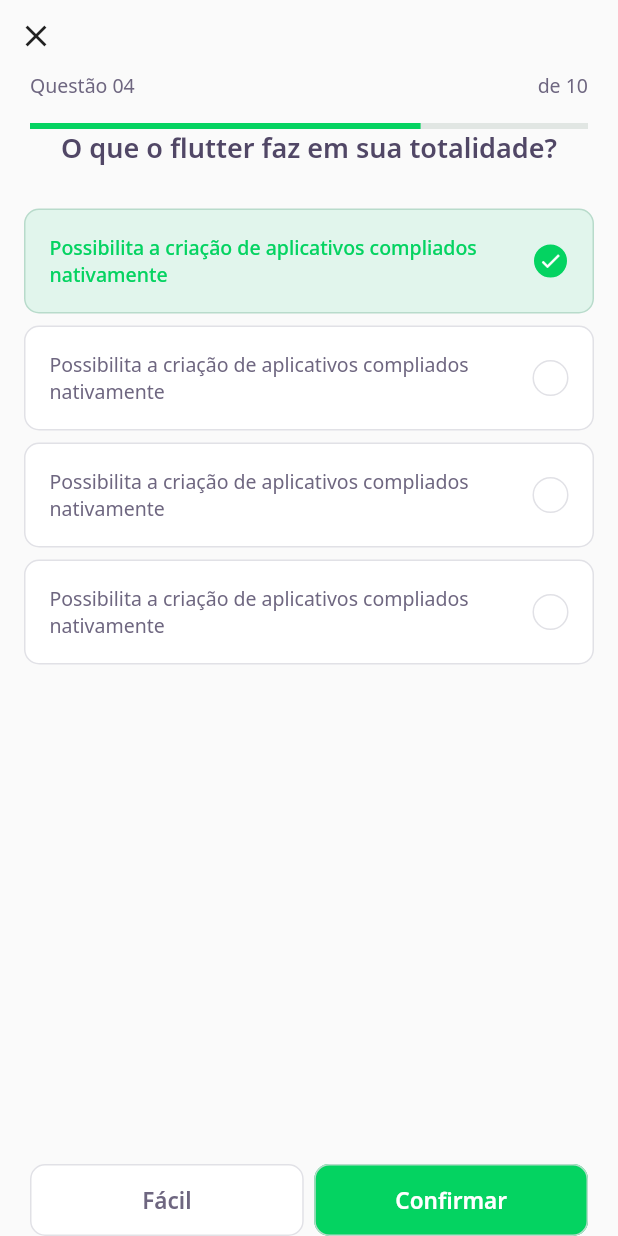
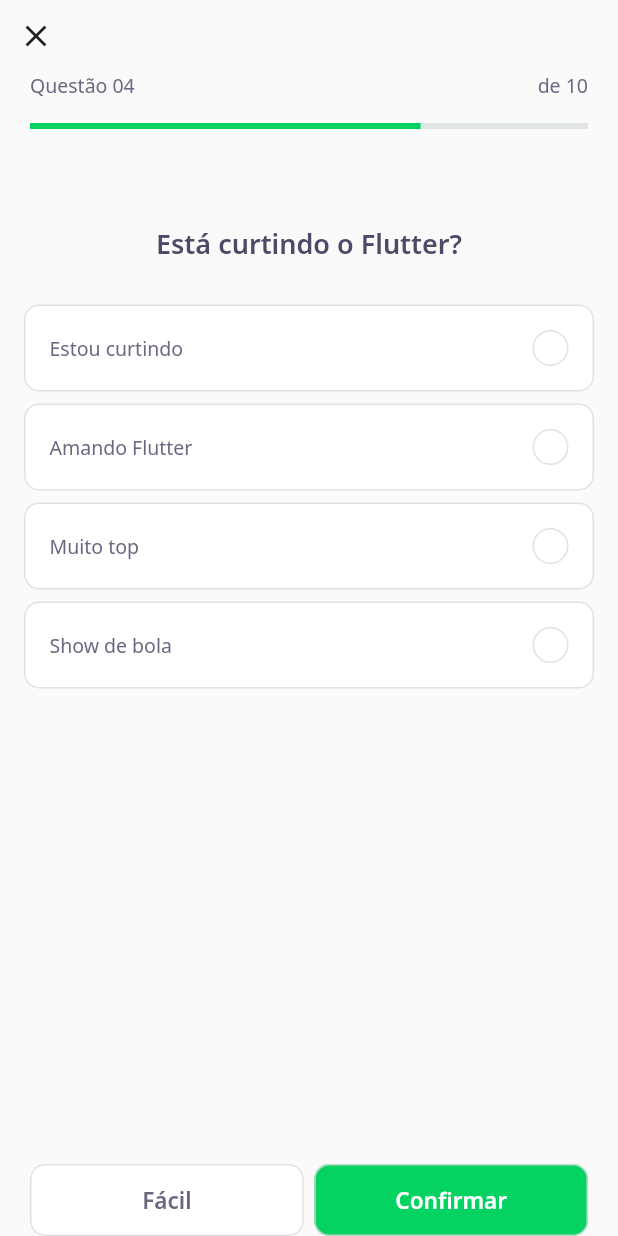
Before and after one commit to includeVitor/dev-quiz, a Flutter app: the screen it shows after launch, after a tap on "NLW 5 Flutter", on a phone screen of 412 x 824 dp. Run offline on Flutter 3.47's test engine with Material 2 defaults, Android fonts, the phone set to English and light mode, and no system bars; our stand-ins replace google_fonts; accounts and stored records are empty; network calls fail.

Commit message:
passing question to challenge_page widget

```diff
--- a/lib/challenge/challenge_page.dart
+++ b/lib/challenge/challenge_page.dart
@@ -2,9 +2,11 @@ import 'package:flutter/material.dart';
 import 'package:nlw5_flutter/challenge/widgets/next_button/next_button_widget.dart';
 import 'package:nlw5_flutter/challenge/widgets/question_indicator/question_indicator_widget.dart';
 import 'package:nlw5_flutter/challenge/widgets/quiz/quiz_widget.dart';
+import 'package:nlw5_flutter/shared/models/question_model.dart';
 
 class ChallengePage extends StatefulWidget {
-  ChallengePage({Key? key}) : super(key: key);
+  final List<QuestionModel> questions;
+  ChallengePage({Key? key, required this.questions}) : super(key: key);
 
   @override
   _ChallengePageState createState() => _ChallengePageState();
@@ -33,7 +35,7 @@ class _ChallengePageState extends State<ChallengePage> {
         ),
       ),
       body: QuizWidget(
-        title: "O que o flutter faz em sua totalidade?",
+        question: widget.questions[0],
       ),
       bottomNavigationBar: SafeArea(
         bottom: true,
--- a/lib/challenge/widgets/quiz/quiz_widget.dart
+++ b/lib/challenge/widgets/quiz/quiz_widget.dart
@@ -1,37 +1,35 @@
 import 'package:flutter/material.dart';
 import 'package:nlw5_flutter/challenge/widgets/answer/answer_widget.dart';
 import 'package:nlw5_flutter/core/app_text_styles.dart';
+import 'package:nlw5_flutter/shared/models/question_model.dart';
 
 class QuizWidget extends StatelessWidget {
-  final String title;
-  const QuizWidget({Key? key, required this.title}) : super(key: key);
+  final QuestionModel question;
+  const QuizWidget({Key? key, required this.question}) : super(key: key);
 
   @override
   Widget build(BuildContext context) {
     return Container(
       child: Column(
         children: [
+          SizedBox(
+            height: 64,
+          ),
           Text(
-            title,
+            question.title,
             style: AppTextStyles.heading,
           ),
           SizedBox(
             height: 24,
           ),
-          AnswerWidget(
-              isRight: true,
-              isSelected: true,
-              title:
-                  "Possibilita a criação de aplicativos compliados nativamente"),
-          AnswerWidget(
-              title:
-                  "Possibilita a criação de aplicativos compliados nativamente"),
-          AnswerWidget(
-              title:
-                  "Possibilita a criação de aplicativos compliados nativamente"),
-          AnswerWidget(
-              title:
-                  "Possibilita a criação de aplicativos compliados nativamente"),
+          ...question.answers
+              .map(
+                (e) => AnswerWidget(
+                  isRight: e.isRight,
+                  title: e.title,
+                ),
+              )
+              .toList(),
         ],
       ),
     );
--- a/lib/home/home_page.dart
+++ b/lib/home/home_page.dart
@@ -74,7 +74,9 @@ class _HomePageState extends State<HomePage> {
                                   Navigator.push(
                                     context,
                                     MaterialPageRoute(
-                                        builder: (context) => ChallengePage()),
+                                        builder: (context) => ChallengePage(
+                                              questions: e.questions,
+                                            )),
                                   );
                                 },
                               ))
```
